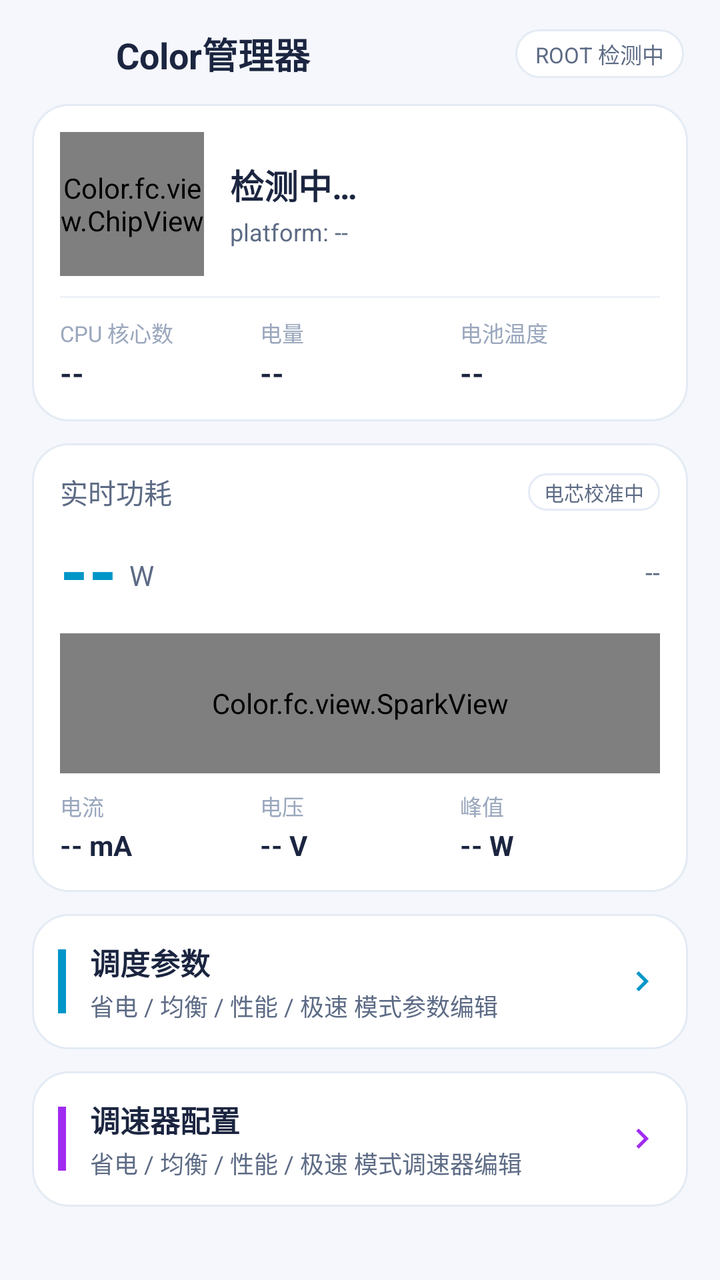
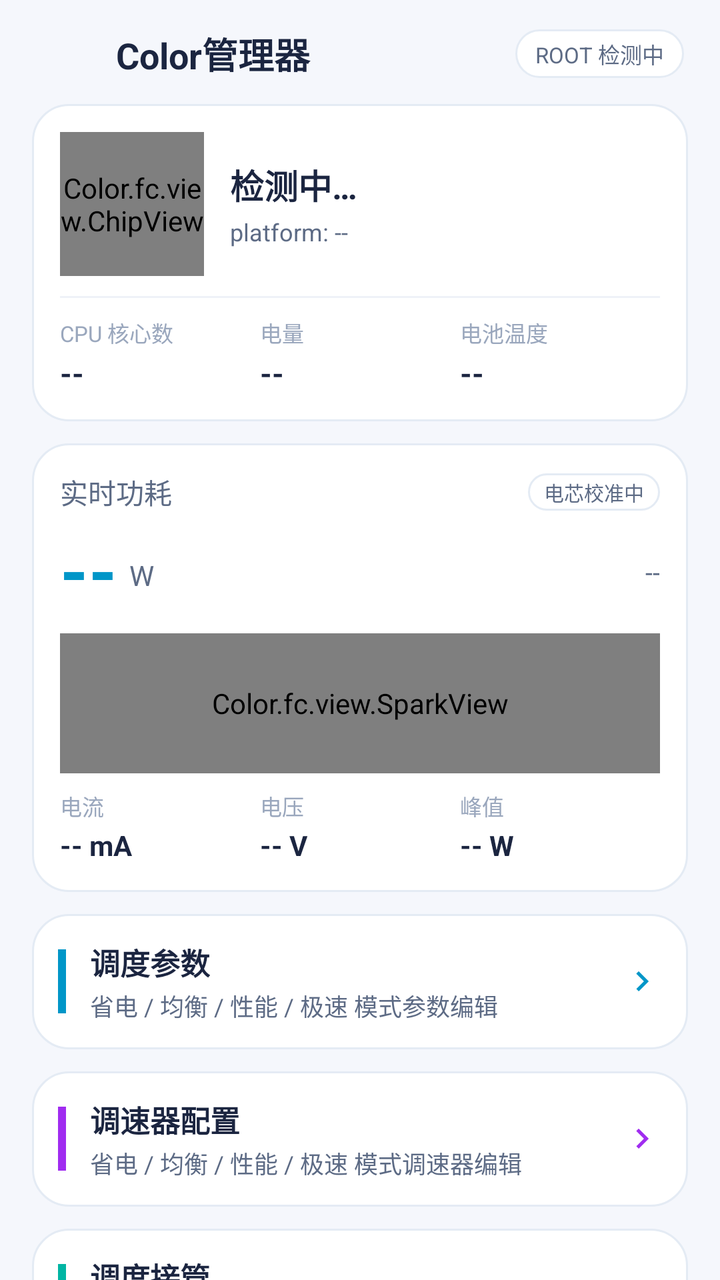

An Android layout rendered at two revisions. The XML below is the earlier revision; the diff shows what the commit changed to produce the second picture.
<!-- AndroidManifest.xml: application theme AppTheme -->
<!-- res/layout/activity_main.xml -->
<?xml version="1.0" encoding="utf-8"?>
<LinearLayout xmlns:android="http://schemas.android.com/apk/res/android"
    android:layout_width="match_parent"
    android:layout_height="match_parent"
    android:orientation="vertical">

    
    <LinearLayout
        android:layout_width="match_parent"
        android:layout_height="wrap_content"
        android:orientation="horizontal"
        android:gravity="center_vertical"
        android:paddingStart="18dp"
        android:paddingEnd="18dp"
        android:paddingTop="12dp"
        android:paddingBottom="10dp">

        <ImageView
            android:layout_width="30dp"
            android:layout_height="30dp"
            android:src="@mipmap/ic_launcher"
            android:contentDescription="@string/app_name" />

        <TextView
            android:layout_width="0dp"
            android:layout_height="wrap_content"
            android:layout_weight="1"
            android:layout_marginStart="10dp"
            android:text="@string/app_name"
            android:textColor="@color/textPrimary"
            android:textSize="18sp"
            android:textStyle="bold" />

        <TextView
            android:id="@+id/rootBadge"
            android:layout_width="wrap_content"
            android:layout_height="wrap_content"
            android:background="@drawable/bg_tab"
            android:paddingStart="10dp"
            android:paddingEnd="10dp"
            android:paddingTop="4dp"
            android:paddingBottom="4dp"
            android:text="ROOT 检测中"
            android:textColor="@color/textSecondary"
            android:textSize="11sp" />
    </LinearLayout>

    <ScrollView
        android:layout_width="match_parent"
        android:layout_height="0dp"
        android:layout_weight="1"
        android:scrollbars="none"
        android:fillViewport="true">

        <LinearLayout
            android:layout_width="match_parent"
            android:layout_height="wrap_content"
            android:orientation="vertical"
            android:paddingStart="16dp"
            android:paddingEnd="16dp"
            android:paddingBottom="24dp">

            
            <LinearLayout
                android:id="@+id/socCard"
                android:layout_width="match_parent"
                android:layout_height="wrap_content"
                android:orientation="vertical"
                android:background="@drawable/bg_card"
                android:padding="14dp">

                <LinearLayout
                    android:layout_width="match_parent"
                    android:layout_height="wrap_content"
                    android:orientation="horizontal"
                    android:gravity="center_vertical">

                    <Color.fc.view.ChipView
                        android:id="@+id/chipView"
                        android:layout_width="72dp"
                        android:layout_height="72dp" />

                    <LinearLayout
                        android:layout_width="0dp"
                        android:layout_height="wrap_content"
                        android:layout_weight="1"
                        android:layout_marginStart="13dp"
                        android:orientation="vertical">

                        <TextView
                            android:id="@+id/socMarketing"
                            android:layout_width="wrap_content"
                            android:layout_height="wrap_content"
                            android:text="检测中…"
                            android:textColor="@color/textPrimary"
                            android:textSize="17sp"
                            android:textStyle="bold" />

                        <TextView
                            android:id="@+id/socPlatform"
                            android:layout_width="wrap_content"
                            android:layout_height="wrap_content"
                            android:layout_marginTop="3dp"
                            android:text="platform: --"
                            android:textColor="@color/textSecondary"
                            android:textSize="12sp" />
                    </LinearLayout>
                </LinearLayout>

                <LinearLayout
                    android:layout_width="match_parent"
                    android:layout_height="1dp"
                    android:layout_marginTop="10dp"
                    android:layout_marginBottom="9dp"
                    android:background="@color/divider" />

                <LinearLayout
                    android:layout_width="match_parent"
                    android:layout_height="wrap_content"
                    android:orientation="horizontal">

                    <LinearLayout
                        android:layout_width="0dp"
                        android:layout_height="wrap_content"
                        android:layout_weight="1"
                        android:orientation="vertical">

                        <TextView
                            android:layout_width="wrap_content"
                            android:layout_height="wrap_content"
                            android:text="CPU 核心数"
                            android:textColor="@color/textDim"
                            android:textSize="11sp" />

                        <TextView
                            android:id="@+id/cpuCount"
                            android:layout_width="wrap_content"
                            android:layout_height="wrap_content"
                            android:layout_marginTop="2dp"
                            android:text="--"
                            android:textColor="@color/textPrimary"
                            android:textSize="15sp"
                            android:textStyle="bold" />
                    </LinearLayout>

                    <LinearLayout
                        android:layout_width="0dp"
                        android:layout_height="wrap_content"
                        android:layout_weight="1"
                        android:orientation="vertical">

                        <TextView
                            android:layout_width="wrap_content"
                            android:layout_height="wrap_content"
                            android:text="电量"
                            android:textColor="@color/textDim"
                            android:textSize="11sp" />

                        <TextView
                            android:id="@+id/batteryLevel"
                            android:layout_width="wrap_content"
                            android:layout_height="wrap_content"
                            android:layout_marginTop="2dp"
                            android:text="--"
                            android:textColor="@color/textPrimary"
                            android:textSize="15sp"
                            android:textStyle="bold" />
                    </LinearLayout>

                    <LinearLayout
                        android:layout_width="0dp"
                        android:layout_height="wrap_content"
                        android:layout_weight="1"
                        android:orientation="vertical">

                        <TextView
                            android:layout_width="wrap_content"
                            android:layout_height="wrap_content"
                            android:text="电池温度"
                            android:textColor="@color/textDim"
                            android:textSize="11sp" />

                        <TextView
                            android:id="@+id/batteryTemp"
                            android:layout_width="wrap_content"
                            android:layout_height="wrap_content"
                            android:layout_marginTop="2dp"
                            android:text="--"
                            android:textColor="@color/textPrimary"
                            android:textSize="15sp"
                            android:textStyle="bold" />
                    </LinearLayout>
                </LinearLayout>
            </LinearLayout>

            
            <LinearLayout
                android:layout_width="match_parent"
                android:layout_height="wrap_content"
                android:layout_marginTop="11dp"
                android:orientation="vertical"
                android:background="@drawable/bg_card"
                android:padding="14dp">

                <LinearLayout
                    android:layout_width="match_parent"
                    android:layout_height="wrap_content"
                    android:orientation="horizontal"
                    android:gravity="center_vertical">

                    <TextView
                        android:layout_width="0dp"
                        android:layout_height="wrap_content"
                        android:layout_weight="1"
                        android:text="实时功耗"
                        android:textColor="@color/textSecondary"
                        android:textSize="14sp" />

                    <TextView
                        android:id="@+id/cellBadge"
                        android:layout_width="wrap_content"
                        android:layout_height="wrap_content"
                        android:background="@drawable/bg_tab"
                        android:paddingStart="8dp"
                        android:paddingEnd="8dp"
                        android:paddingTop="2dp"
                        android:paddingBottom="2dp"
                        android:text="电芯校准中"
                        android:textColor="@color/textSecondary"
                        android:textSize="10sp" />
                </LinearLayout>

                <LinearLayout
                    android:layout_width="match_parent"
                    android:layout_height="wrap_content"
                    android:orientation="horizontal"
                    android:layout_marginTop="6dp"
                    android:gravity="center_vertical|bottom">

                    <TextView
                        android:id="@+id/powerValue"
                        android:layout_width="wrap_content"
                        android:layout_height="wrap_content"
                        android:text="--"
                        android:textColor="@color/accent"
                        android:textSize="36sp"
                        android:textStyle="bold" />

                    <TextView
                        android:layout_width="wrap_content"
                        android:layout_height="wrap_content"
                        android:layout_marginStart="6dp"
                        android:layout_marginBottom="6dp"
                        android:text="W"
                        android:textColor="@color/textSecondary"
                        android:textSize="14sp" />

                    <View
                        android:layout_width="0dp"
                        android:layout_height="1dp"
                        android:layout_weight="1" />

                    <TextView
                        android:id="@+id/powerStatus"
                        android:layout_width="wrap_content"
                        android:layout_height="wrap_content"
                        android:layout_marginBottom="8dp"
                        android:text="--"
                        android:textColor="@color/textSecondary"
                        android:textSize="13sp" />
                </LinearLayout>

                <Color.fc.view.SparkView
                    android:id="@+id/sparkView"
                    android:layout_width="match_parent"
                    android:layout_height="70dp"
                    android:layout_marginTop="6dp" />

                <LinearLayout
                    android:layout_width="match_parent"
                    android:layout_height="wrap_content"
                    android:orientation="horizontal"
                    android:layout_marginTop="8dp">

                    <LinearLayout
                        android:layout_width="0dp"
                        android:layout_height="wrap_content"
                        android:layout_weight="1"
                        android:orientation="vertical">

                        <TextView
                            android:layout_width="wrap_content"
                            android:layout_height="wrap_content"
                            android:text="电流"
                            android:textColor="@color/textDim"
                            android:textSize="11sp" />

                        <TextView
                            android:id="@+id/currentValue"
                            android:layout_width="wrap_content"
                            android:layout_height="wrap_content"
                            android:layout_marginTop="2dp"
                            android:text="-- mA"
                            android:textColor="@color/textPrimary"
                            android:textSize="14sp"
                            android:textStyle="bold" />
                    </LinearLayout>

                    <LinearLayout
                        android:layout_width="0dp"
                        android:layout_height="wrap_content"
                        android:layout_weight="1"
                        android:orientation="vertical">

                        <TextView
                            android:layout_width="wrap_content"
                            android:layout_height="wrap_content"
                            android:text="电压"
                            android:textColor="@color/textDim"
                            android:textSize="11sp" />

                        <TextView
                            android:id="@+id/voltageValue"
                            android:layout_width="wrap_content"
                            android:layout_height="wrap_content"
                            android:layout_marginTop="2dp"
                            android:text="-- V"
                            android:textColor="@color/textPrimary"
                            android:textSize="14sp"
                            android:textStyle="bold" />
                    </LinearLayout>

                    <LinearLayout
                        android:layout_width="0dp"
                        android:layout_height="wrap_content"
                        android:layout_weight="1"
                        android:orientation="vertical">

                        <TextView
                            android:layout_width="wrap_content"
                            android:layout_height="wrap_content"
                            android:text="峰值"
                            android:textColor="@color/textDim"
                            android:textSize="11sp" />

                        <TextView
                            android:id="@+id/peakValue"
                            android:layout_width="wrap_content"
                            android:layout_height="wrap_content"
                            android:layout_marginTop="2dp"
                            android:text="-- W"
                            android:textColor="@color/textPrimary"
                            android:textSize="14sp"
                            android:textStyle="bold" />
                    </LinearLayout>
                </LinearLayout>
            </LinearLayout>

            
            <LinearLayout
                android:id="@+id/menuSchedule"
                android:layout_width="match_parent"
                android:layout_height="wrap_content"
                android:layout_marginTop="11dp"
                android:orientation="horizontal"
                android:gravity="center_vertical"
                android:background="@drawable/bg_card"
                android:padding="13dp">

                <View
                    android:layout_width="4dp"
                    android:layout_height="32dp"
                    android:background="@color/accent" />

                <LinearLayout
                    android:layout_width="0dp"
                    android:layout_height="wrap_content"
                    android:layout_weight="1"
                    android:layout_marginStart="12dp"
                    android:orientation="vertical">

                    <TextView
                        android:layout_width="wrap_content"
                        android:layout_height="wrap_content"
                        android:text="调度参数"
                        android:textColor="@color/textPrimary"
                        android:textSize="15sp"
                        android:textStyle="bold" />

                    <TextView
                        android:layout_width="wrap_content"
                        android:layout_height="wrap_content"
                        android:layout_marginTop="2dp"
                        android:text="省电 / 均衡 / 性能 / 极速 模式参数编辑"
                        android:textColor="@color/textSecondary"
                        android:textSize="12sp" />
                </LinearLayout>

                <ImageView
                    android:layout_width="20dp"
                    android:layout_height="20dp"
                    android:src="@drawable/ic_arrow_right"
                    android:tint="@color/accent"
                    android:contentDescription="调度参数" />
            </LinearLayout>

            <LinearLayout
                android:id="@+id/menuGovernor"
                android:layout_width="match_parent"
                android:layout_height="wrap_content"
                android:layout_marginTop="11dp"
                android:orientation="horizontal"
                android:gravity="center_vertical"
                android:background="@drawable/bg_card"
                android:padding="13dp">

                <View
                    android:layout_width="4dp"
                    android:layout_height="32dp"
                    android:background="@color/magenta" />

                <LinearLayout
                    android:layout_width="0dp"
                    android:layout_height="wrap_content"
                    android:layout_weight="1"
                    android:layout_marginStart="12dp"
                    android:orientation="vertical">

                    <TextView
                        android:layout_width="wrap_content"
                        android:layout_height="wrap_content"
                        android:text="调速器配置"
                        android:textColor="@color/textPrimary"
                        android:textSize="15sp"
                        android:textStyle="bold" />

                    <TextView
                        android:layout_width="wrap_content"
                        android:layout_height="wrap_content"
                        android:layout_marginTop="2dp"
                        android:text="省电 / 均衡 / 性能 / 极速 模式调速器编辑"
                        android:textColor="@color/textSecondary"
                        android:textSize="12sp" />
                </LinearLayout>

                <ImageView
                    android:layout_width="20dp"
                    android:layout_height="20dp"
                    android:src="@drawable/ic_arrow_right"
                    android:tint="@color/magenta"
                    android:contentDescription="调速器配置" />
            </LinearLayout>
        </LinearLayout>
    </ScrollView>
</LinearLayout>
<!-- resources referenced by this layout -->
<resources>
  <color name="accent">#0096C8</color>
  <color name="divider">#EFF2F8</color>
  <color name="magenta">#A02CF0</color>
  <color name="textDim">#9AA7BD</color>
  <color name="textPrimary">#1B2540</color>
  <color name="textSecondary">#5D6B85</color>
  <!-- drawable bg_card (drawable) -->
  <?xml version="1.0" encoding="utf-8"?>
  <shape xmlns:android="http://schemas.android.com/apk/res/android">
      <solid android:color="@color/bgCard" />
      <corners android:radius="18dp" />
      <stroke android:width="1dp" android:color="@color/bgCardStroke" />
  </shape>
  <!-- drawable bg_tab (drawable) -->
  <?xml version="1.0" encoding="utf-8"?>
  <shape xmlns:android="http://schemas.android.com/apk/res/android">
      <solid android:color="@color/bgCard" />
      <corners android:radius="13dp" />
      <stroke android:width="1dp" android:color="@color/bgCardStroke" />
  </shape>
  <!-- drawable ic_arrow_right (drawable) -->
  <?xml version="1.0" encoding="utf-8"?>
  <vector xmlns:android="http://schemas.android.com/apk/res/android"
      android:width="24dp" android:height="24dp"
      android:viewportWidth="24" android:viewportHeight="24">
      <path android:fillColor="#5D6B85"
          android:pathData="M8.59,16.59L13.17,12 8.59,7.41 10,6l6,6 -6,6z" />
  </vector>
  <!-- mipmap ic_launcher (mipmap-anydpi-v26) -->
  <?xml version="1.0" encoding="utf-8"?>
  <adaptive-icon xmlns:android="http://schemas.android.com/apk/res/android">
      <background android:drawable="@drawable/ic_launcher_bg" />
      <foreground android:drawable="@drawable/ic_launcher_fg" />
  </adaptive-icon>
  <string name="app_name">Color管理器</string>
  <style name="AppTheme" parent="android:Theme.Material.Light.NoActionBar">
          <item name="android:windowBackground">@color/bg</item>
          <item name="android:colorPrimary">@color/accent</item>
          <item name="android:colorAccent">@color/accent</item>
          <item name="android:statusBarColor">@color/bg</item>
          <item name="android:navigationBarColor">@color/bg</item>
          <item name="android:windowLightStatusBar">true</item>
          <item name="android:colorControlActivated">@color/accent</item>
          <item name="android:colorControlNormal">@color/textDim</item>
      </style>
  <color name="bgCard">#FFFFFF</color>
  <color name="bgCardStroke">#E4EBF4</color>
  <!-- drawable ic_launcher_bg (drawable) -->
  <?xml version="1.0" encoding="utf-8"?>
  <shape xmlns:android="http://schemas.android.com/apk/res/android">
      <solid android:color="#FFFFFF" />
  </shape>
  <!-- drawable ic_launcher_fg: vector/xml drawable (drawable, 4002 chars, omitted) -->
  <color name="bg">#F5F7FC</color>
</resources>

<!-- the commit's change to res/layout/activity_main.xml (unified diff, before → after) -->
@@ -450,6 +450,53 @@
                     android:tint="@color/magenta"
                     android:contentDescription="调速器配置" />
             </LinearLayout>
+
+            <LinearLayout
+                android:id="@+id/menuMode"
+                android:layout_width="match_parent"
+                android:layout_height="wrap_content"
+                android:layout_marginTop="11dp"
+                android:orientation="horizontal"
+                android:gravity="center_vertical"
+                android:background="@drawable/bg_card"
+                android:padding="13dp">
+
+                <View
+                    android:layout_width="4dp"
+                    android:layout_height="32dp"
+                    android:background="@color/green" />
+
+                <LinearLayout
+                    android:layout_width="0dp"
+                    android:layout_height="wrap_content"
+                    android:layout_weight="1"
+                    android:layout_marginStart="12dp"
+                    android:orientation="vertical">
+
+                    <TextView
+                        android:layout_width="wrap_content"
+                        android:layout_height="wrap_content"
+                        android:text="调度接管"
+                        android:textColor="@color/textPrimary"
+                        android:textSize="15sp"
+                        android:textStyle="bold" />
+
+                    <TextView
+                        android:layout_width="wrap_content"
+                        android:layout_height="wrap_content"
+                        android:layout_marginTop="2dp"
+                        android:text="模式接管 / 应用策略 / 刷新率锁定"
+                        android:textColor="@color/textSecondary"
+                        android:textSize="12sp" />
+                </LinearLayout>
+
+                <ImageView
+                    android:layout_width="20dp"
+                    android:layout_height="20dp"
+                    android:src="@drawable/ic_arrow_right"
+                    android:tint="@color/green"
+                    android:contentDescription="调度接管" />
+            </LinearLayout>
         </LinearLayout>
     </ScrollView>
 </LinearLayout>
<!-- resource entries referenced after the edit -->
@@ -2,6 +2,7 @@
 <resources>
   <color name="accent">#0096C8</color>
   <color name="divider">#EFF2F8</color>
+  <color name="green">#00B5A3</color>
   <color name="magenta">#A02CF0</color>
   <color name="textDim">#9AA7BD</color>
   <color name="textPrimary">#1B2540</color>
